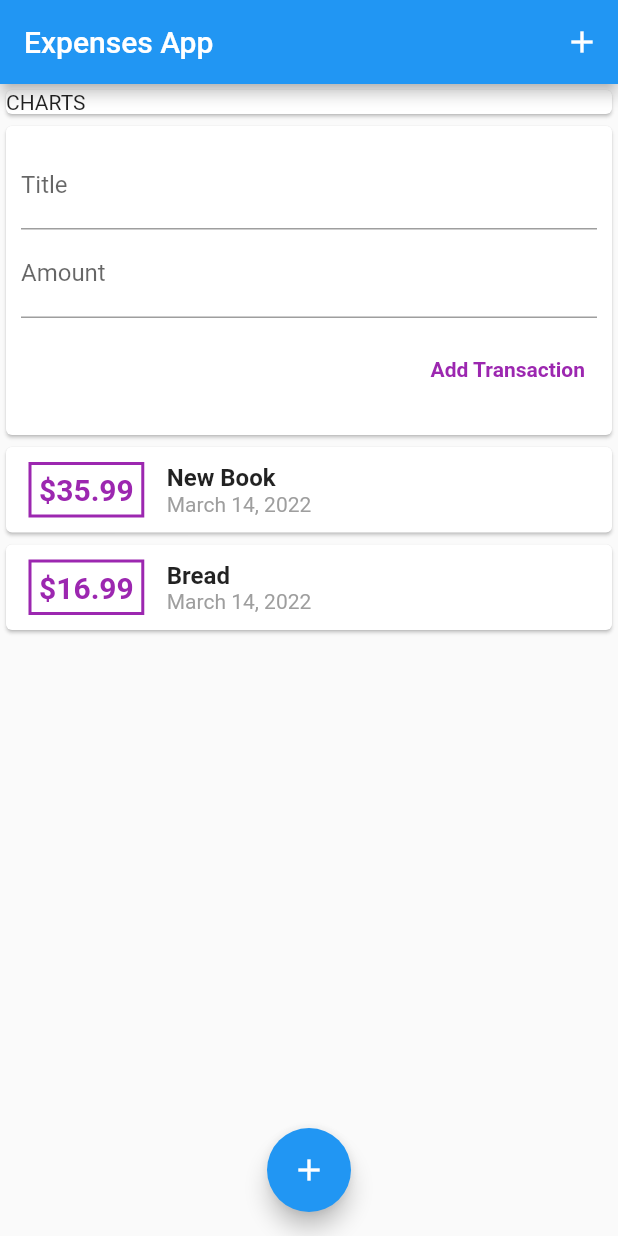
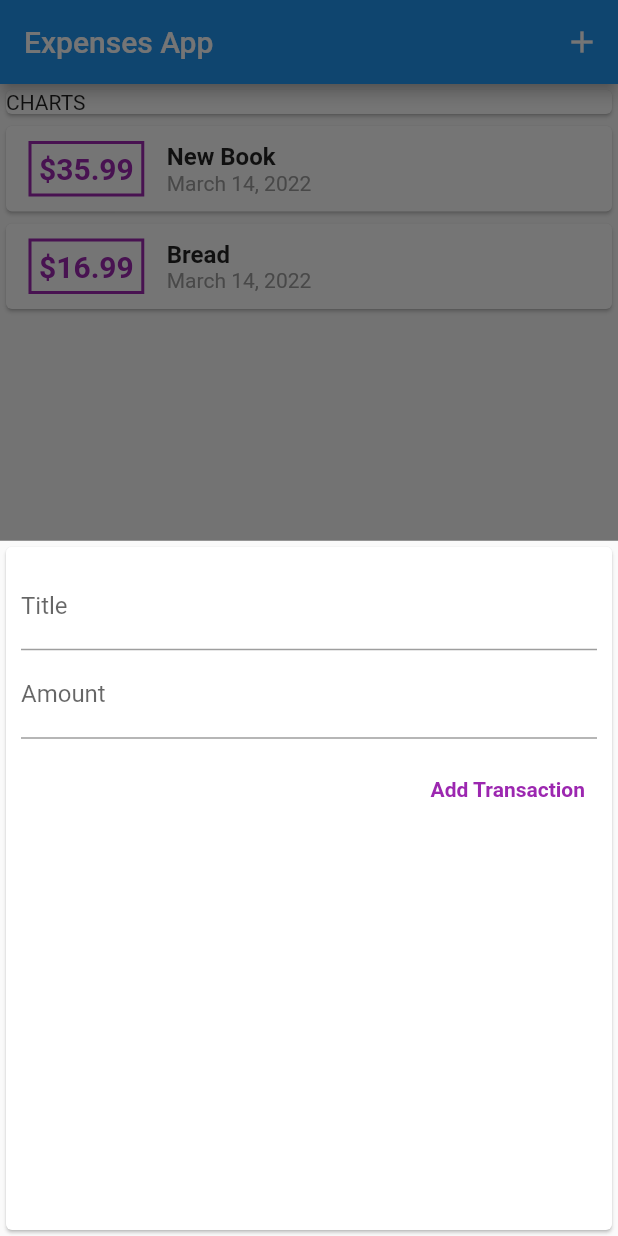
Before and after one commit to rkhaskin/flutter_expense_app, a Flutter app: the screen it shows after launch, after a tap on the "add" icon, on a phone screen of 412 x 824 dp. Run offline on Flutter 3.47's test engine with Material 2 defaults, Android fonts, the phone set to English and light mode, and no system bars.

Commit message:
stateful what is widget, context in state class

```diff
--- a/lib/main.dart
+++ b/lib/main.dart
@@ -1,12 +1,59 @@
+import 'package:expenses_app/widgets/transaction_list.dart';
 import 'package:flutter/material.dart';
-import './widgets/user_transactions.dart';
+import './widgets/transaction_list.dart';
+import './widgets/new_transaction.dart';
+import './models/transaction.dart';
 
 void main() {
   runApp(const MyApp());
 }
 
-class MyApp extends StatelessWidget {
+class MyApp extends StatefulWidget {
   const MyApp({Key? key}) : super(key: key);
+
+  @override
+  State<MyApp> createState() => _MyAppState();
+}
+
+class _MyAppState extends State<MyApp> {
+  final List<Transaction> _userTransactions = [
+    Transaction(
+      id: 't1',
+      title: 'New Book',
+      amount: 35.99,
+      date: DateTime.now(),
+    ),
+    Transaction(
+      id: 't2',
+      title: 'Bread',
+      amount: 16.99,
+      date: DateTime.now(),
+    )
+  ];
+
+  void _addNewTransaction(String title, double amount) {
+    final newTx = Transaction(
+      title: title,
+      amount: amount,
+      date: DateTime.now(),
+      id: DateTime.now().toString(),
+    );
+    setState(() {
+      _userTransactions.add(newTx);
+    });
+  }
+
+  void _startAddNewTransaction(BuildContext ctx) {
+    showModalBottomSheet(
+        context: ctx,
+        builder: (_) {
+          return GestureDetector(
+            onTap: () {},
+            child: NewTransaction(_addNewTransaction),
+            behavior: HitTestBehavior.opaque,
+          );
+        });
+  }
 
   @override
   Widget build(BuildContext context) {
@@ -19,29 +66,33 @@ class MyApp extends StatelessWidget {
         appBar: AppBar(
           title: const Text('Expenses App'),
           actions: [
-            IconButton(
-              onPressed: () {},
-              icon: const Icon(Icons.add),
-            )
+            Builder(builder: (context) {
+              return IconButton(
+                onPressed: () => _startAddNewTransaction(context),
+                icon: const Icon(Icons.add),
+              );
+            })
           ],
         ),
         body: Column(
           mainAxisAlignment: MainAxisAlignment.start,
           crossAxisAlignment: CrossAxisAlignment.stretch,
-          children: const [
-            SizedBox(
+          children: [
+            const SizedBox(
               width: double.infinity,
               child: Card(
                 child: Text('CHARTS'),
               ),
             ),
-            UserTransactions(),
+            TransactionList(_userTransactions),
           ],
         ),
-        floatingActionButton: FloatingActionButton(
-          child: const Icon(Icons.add),
-          onPressed: () {},
-        ),
+        floatingActionButton: Builder(builder: (context) {
+          return FloatingActionButton(
+            child: const Icon(Icons.add),
+            onPressed: () => _startAddNewTransaction(context),
+          );
+        }),
         floatingActionButtonLocation: FloatingActionButtonLocation.centerFloat,
       ),
     );
--- a/lib/widgets/new_transaction.dart
+++ b/lib/widgets/new_transaction.dart
@@ -1,10 +1,16 @@
 import 'package:flutter/material.dart';
 
-class NewTransaction extends StatelessWidget {
+class NewTransaction extends StatefulWidget {
   final Function addTransaction;
-  NewTransaction(this.addTransaction, {Key? key}) : super(key: key);
+  const NewTransaction(this.addTransaction, {Key? key}) : super(key: key);
 
+  @override
+  State<NewTransaction> createState() => _NewTransactionState();
+}
+
+class _NewTransactionState extends State<NewTransaction> {
   final titleController = TextEditingController();
+
   final amountController = TextEditingController();
 
   void submitData() {
@@ -14,7 +20,10 @@ class NewTransaction extends StatelessWidget {
     if (enteredTitle.isEmpty || enteredAmount < 0) {
       return;
     }
-    addTransaction(enteredTitle, enteredAmount);
+    widget.addTransaction(enteredTitle, enteredAmount);
+
+    // close top-most modal;
+    Navigator.of(context).pop();
   }
 
   @override
--- a/lib/widgets/user_transactions.dart
+++ /dev/null
@@ -1,48 +0,0 @@
-import 'package:flutter/material.dart';
-import './new_transaction.dart';
-import './transaction_list.dart';
-import '../models/transaction.dart';
-
-class UserTransactions extends StatefulWidget {
-  const UserTransactions({Key? key}) : super(key: key);
-
-  @override
-  State<UserTransactions> createState() => _UserTransactionsState();
-}
-
-class _UserTransactionsState extends State<UserTransactions> {
-  final List<Transaction> _userTransactions = [
-    Transaction(
-      id: 't1',
-      title: 'New Book',
-      amount: 35.99,
-      date: DateTime.now(),
-    ),
-    Transaction(
-      id: 't2',
-      title: 'Bread',
-      amount: 16.99,
-      date: DateTime.now(),
-    )
-  ];
-
-  void _addNewTransaction(String title, double amount) {
-    final newTx = Transaction(
-      title: title,
-      amount: amount,
-      date: DateTime.now(),
-      id: DateTime.now().toString(),
-    );
-    setState(() {
-      _userTransactions.add(newTx);
-    });
-  }
-
-  @override
-  Widget build(BuildContext context) {
-    return Column(children: [
-      NewTransaction((ttl, amt) => _addNewTransaction(ttl, amt)),
-      TransactionList(_userTransactions),
-    ]);
-  }
-}
```
